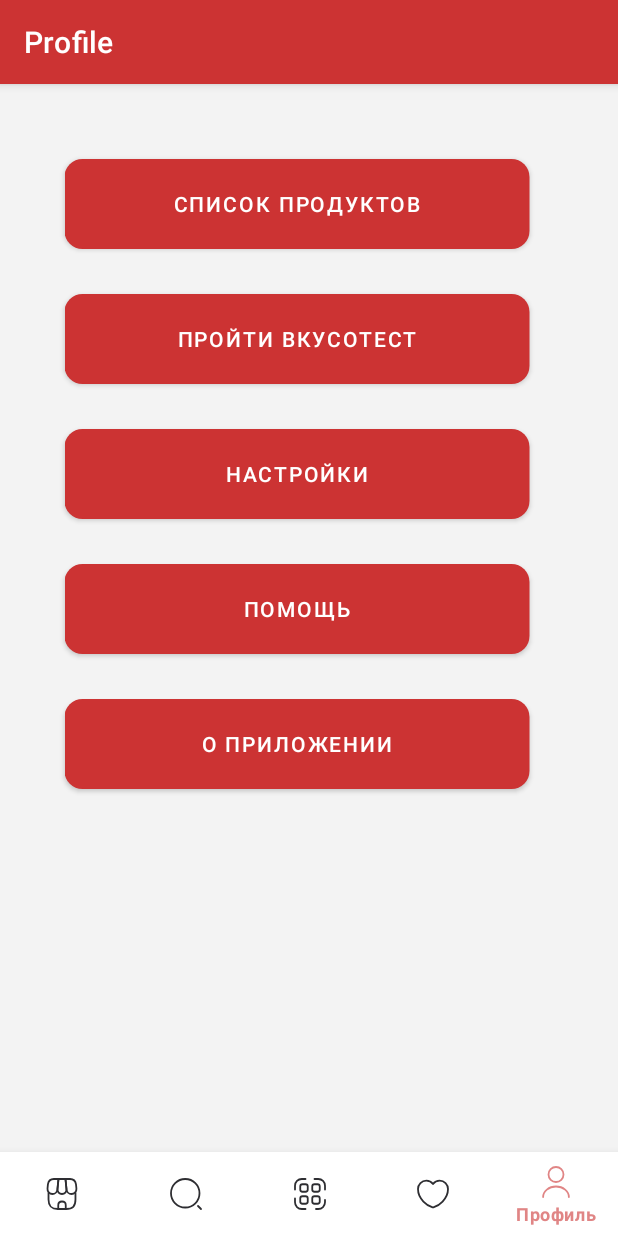
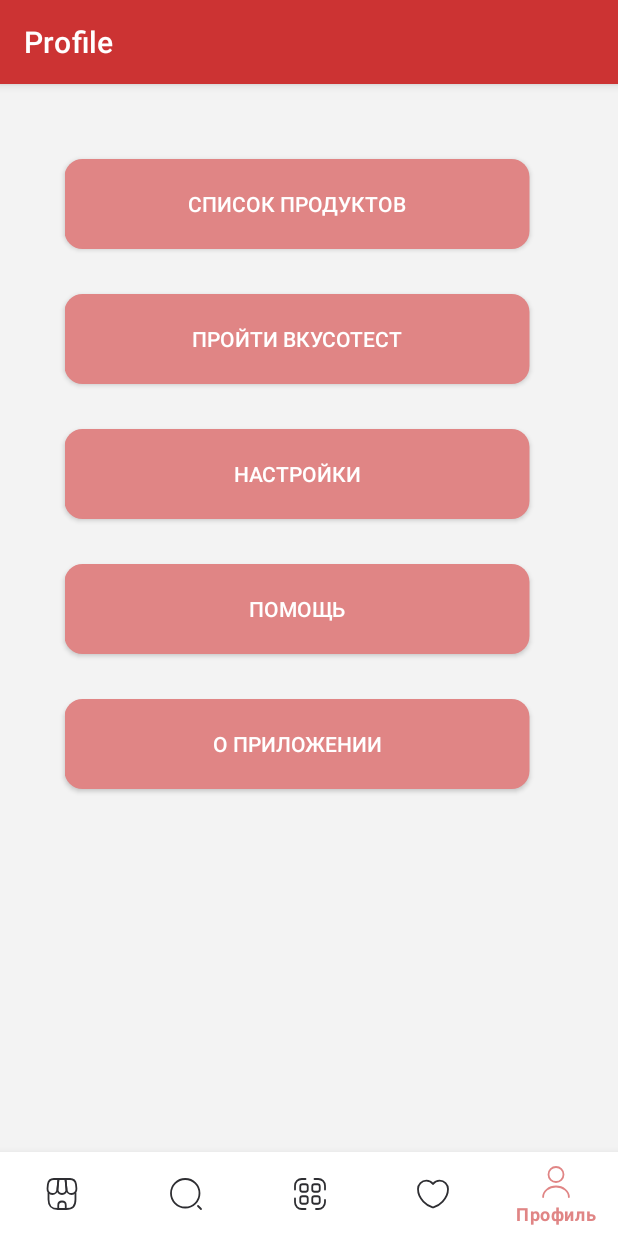
Before and after one commit to derafum/ChefAI, an Android app: the Profile screen opened through its navigation route, on a phone screen of 412 x 824 dp. Run offline under Robolectric (Android 15) with nearby library versions, the phone set to English and light mode, and no system bars; our stand-ins replace navigation-ui; libraries missing offline, so code that uses them is left out: com.chaquo.python; pictures from the network do not load; 3 statements that could not run were skipped.

Commit message:
кнопки норм цвета

```diff
--- a/app/src/main/res/layout/fragment_profile.xml
+++ b/app/src/main/res/layout/fragment_profile.xml
@@ -7,11 +7,12 @@
     tools:context=".ui.profile.Profile">
 
 
-    <Button
+    <androidx.appcompat.widget.AppCompatButton
         android:id="@+id/button2"
         android:layout_width="310dp"
         android:layout_height="60dp"
         android:background="@drawable/roundstyle"
+
 
         android:backgroundTint="@color/mainPink"
         android:bottomLeftRadius="10dp"
@@ -25,7 +26,7 @@
         android:translationX="43dp"
         android:translationY="140dp" />
 
-    <Button
+    <androidx.appcompat.widget.AppCompatButton
         android:id="@+id/button3"
         android:layout_width="310dp"
         android:layout_height="60dp"
@@ -44,7 +45,7 @@
         android:translationX="43dp"
         android:translationY="230dp" />
 
-    <Button
+    <androidx.appcompat.widget.AppCompatButton
         android:id="@+id/button5"
         android:layout_width="310dp"
         android:layout_height="60dp"
@@ -62,7 +63,7 @@
         android:translationX="43dp"
         android:translationY="320dp" />
 
-    <Button
+    <androidx.appcompat.widget.AppCompatButton
         android:id="@+id/button6"
         android:layout_width="310dp"
         android:layout_height="60dp"
@@ -70,6 +71,7 @@
         android:backgroundTint="@color/mainPink"
         android:bottomLeftRadius="10dp"
         android:bottomRightRadius="10dp"
+        app:iconifiedByDefault="false"
 
         android:gravity="center|clip_vertical"
         android:text="О приложении"
@@ -80,7 +82,7 @@
         android:translationY="410dp"
         android:visibility="visible" />
 
-    <Button
+    <androidx.appcompat.widget.AppCompatButton
         android:id="@+id/button"
         android:layout_width="310dp"
         android:layout_height="60dp"
```
